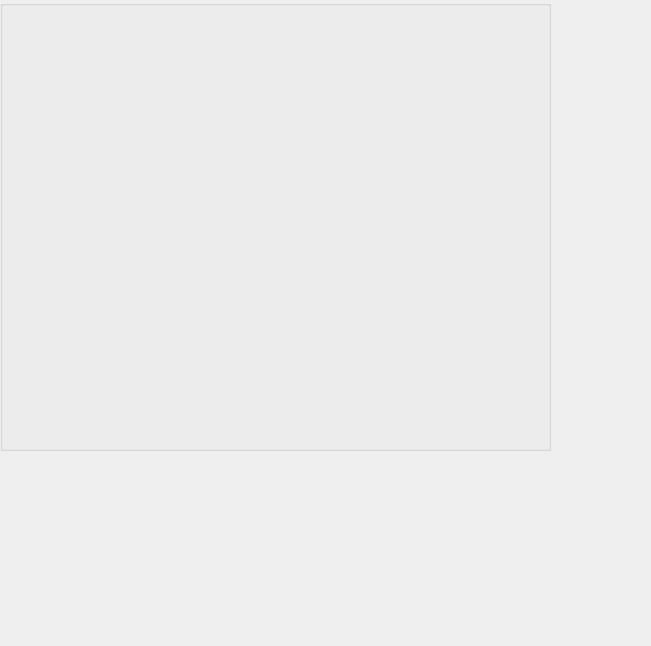
Old version of the form walld_tray/template/category_widget.ui in the repository walld-app/walld.
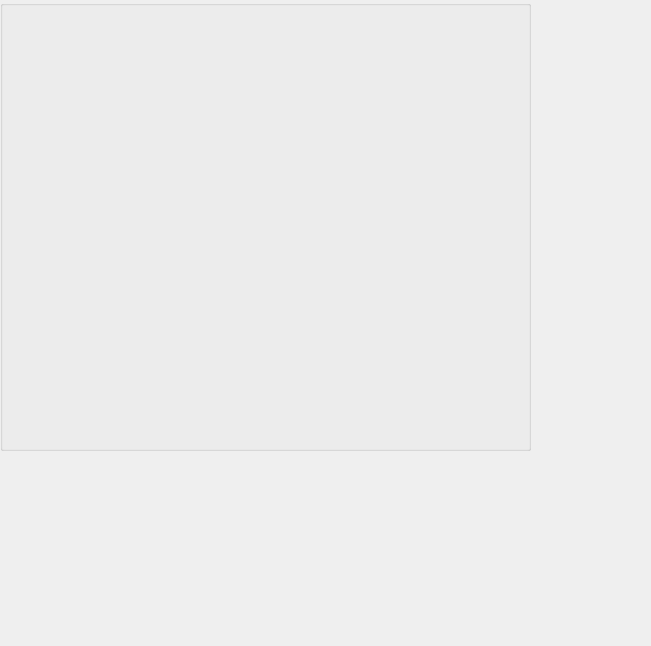
New version of the form.

Commit message: Added changing download path via gui system tab, fixed some bugs (#24)

Diff of the .ui file:
```diff
--- a/walld_tray/template/category_widget.ui
+++ b/walld_tray/template/category_widget.ui
@@ -18,7 +18,7 @@
     <rect>
      <x>0</x>
      <y>0</y>
-     <width>551</width>
+     <width>531</width>
      <height>451</height>
     </rect>
    </property>
@@ -45,7 +45,7 @@
      <rect>
       <x>240</x>
       <y>0</y>
-      <width>311</width>
+      <width>291</width>
       <height>411</height>
      </rect>
     </property>
```
The commit also changes 2 other files.
